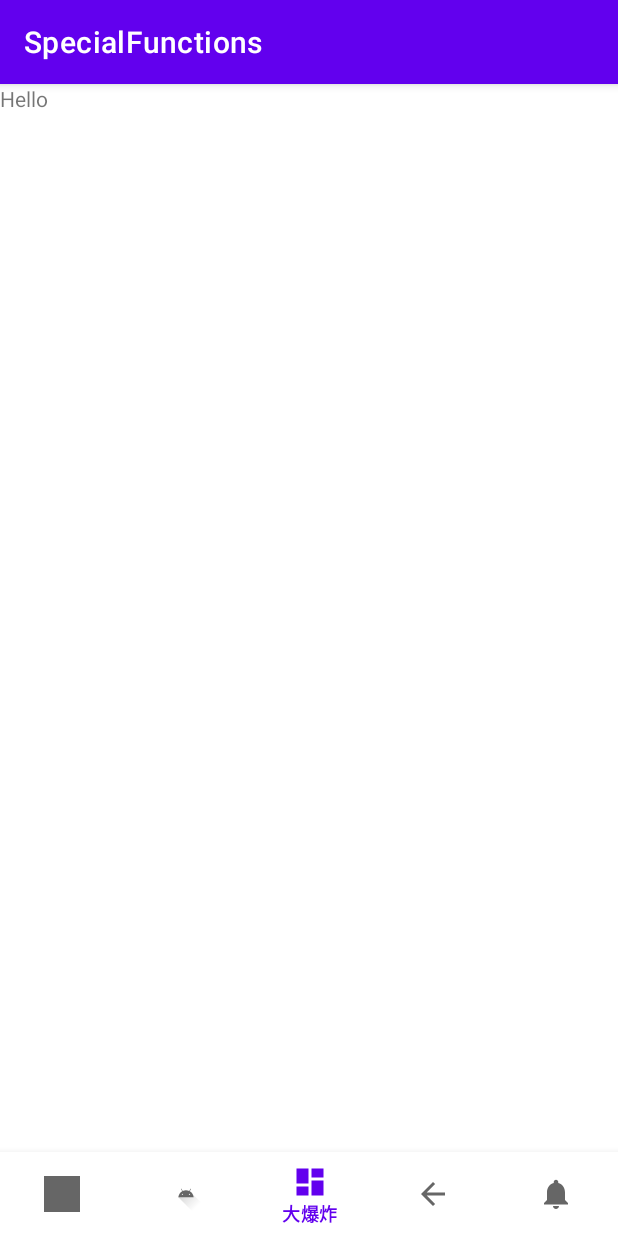
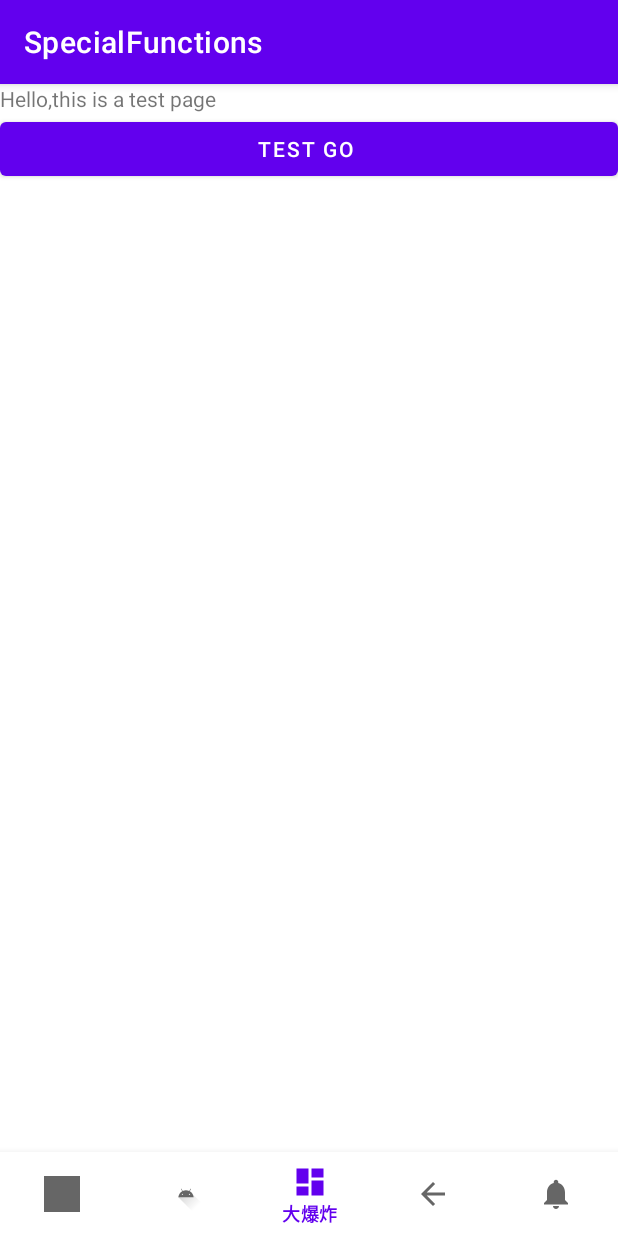
Before and after one commit to YoYoLikesCiCi/AndroidOnlineShop, an Android app: the SpecialFunctions screen opened through its navigation route, on a phone screen of 412 x 824 dp. Run offline under Robolectric (Android 15) with nearby library versions, the phone set to English and light mode, and no system bars; our stand-ins replace navigation-ui.

Commit message:
可以解析书籍的信息了，能对接解析一个，用户、购物车的就很方便了

```diff
--- a/OnlineShopv2/app/build.gradle
+++ b/OnlineShopv2/app/build.gradle
@@ -42,4 +42,6 @@ dependencies {
     testImplementation 'junit:junit:4.+'
     androidTestImplementation 'androidx.test.ext:junit:1.1.2'
     androidTestImplementation 'androidx.test.espresso:espresso-core:3.3.0'
+    implementation("com.squareup.okhttp3:okhttp:4.9.0")
+    implementation 'com.google.code.gson:gson:2.8.6'
 }
--- a/OnlineShopv2/app/src/main/AndroidManifest.xml
+++ b/OnlineShopv2/app/src/main/AndroidManifest.xml
@@ -1,14 +1,16 @@
 <?xml version="1.0" encoding="utf-8"?>
 <manifest xmlns:android="http://schemas.android.com/apk/res/android"
     package="com.example.onlineshop_v2">
-
+    <uses-permission android:name="android.permission.INTERNET"/>
     <application
         android:allowBackup="true"
         android:icon="@mipmap/ic_launcher"
         android:label="@string/app_name"
         android:roundIcon="@mipmap/ic_launcher_round"
         android:supportsRtl="true"
-        android:theme="@style/Theme.OnlineShop_v2">
+        android:theme="@style/Theme.OnlineShop_v2"
+        android:networkSecurityConfig="@xml/network_security_config"
+        >
         <activity
             android:name=".MainActivity"
             android:label="@string/app_name">
--- /dev/null
+++ b/OnlineShopv2/app/src/main/java/com/example/onlineshop_v2/ui/DetailsData.java
@@ -0,0 +1,4 @@
+package com.example.onlineshop_v2.ui;
+
+public class DetailsData {
+}
--- /dev/null
+++ b/OnlineShopv2/app/src/main/java/com/example/onlineshop_v2/ui/OrderData.java
@@ -0,0 +1,4 @@
+package com.example.onlineshop_v2.ui;
+
+public class OrderData {
+}
--- /dev/null
+++ b/OnlineShopv2/app/src/main/java/com/example/onlineshop_v2/ui/ShoppingCartData.java
@@ -0,0 +1,4 @@
+package com.example.onlineshop_v2.ui;
+
+public class ShoppingCartData {
+}
--- a/OnlineShopv2/app/src/main/java/com/example/onlineshop_v2/ui/specialfunctions/SpecialFunctions.java
+++ b/OnlineShopv2/app/src/main/java/com/example/onlineshop_v2/ui/specialfunctions/SpecialFunctions.java
@@ -3,7 +3,6 @@ package com.example.onlineshop_v2.ui.specialfunctions;
 import androidx.lifecycle.ViewModelProvider;
 
 import android.os.Bundle;
-
 import androidx.annotation.NonNull;
 import androidx.annotation.Nullable;
 import androidx.fragment.app.Fragment;
@@ -11,8 +10,12 @@ import androidx.fragment.app.Fragment;
 import android.view.LayoutInflater;
 import android.view.View;
 import android.view.ViewGroup;
+import android.widget.Button;
 
 import com.example.onlineshop_v2.R;
+import com.example.onlineshop_v2.ui.ConnectToServer;
+
+import org.json.JSONObject;
 
 public class SpecialFunctions extends Fragment {
 
@@ -23,16 +26,31 @@ public class SpecialFunctions extends Fragment {
     }
 
     @Override
+    //传递至 onCreateView() 的 container 参数是您的片段布局将插入到的父级 ViewGroup（来自 Activity 的布局）。savedInstanceState 参数是在恢复片段时，提供上一片段实例相关数据的 Bundle
     public View onCreateView(@NonNull LayoutInflater inflater, @Nullable ViewGroup container,
                              @Nullable Bundle savedInstanceState) {
         return inflater.inflate(R.layout.fragment_special_functions, container, false);
     }
+
+
 
     @Override
     public void onActivityCreated(@Nullable Bundle savedInstanceState) {
         super.onActivityCreated(savedInstanceState);
         mViewModel = new ViewModelProvider(this).get(SpecialFunctionsViewModel.class);
         // TODO: Use the ViewModel
+
+        //处理test 按钮的点击事件
+        Button testButton = (Button)getActivity().findViewById(R.id.test_button);
+        testButton.setOnClickListener(new View.OnClickListener() {
+            @Override
+            public void onClick(View v) {
+                JSONObject jsonObject = new JSONObject();
+                ConnectToServer connectToServer = new ConnectToServer();
+                connectToServer.sendRequestWithHttpURLConnection(jsonObject,"jfal");
+            }
+        });
     }
 
+
 }
--- a/OnlineShopv2/app/src/main/res/layout/fragment_home_page.xml
+++ b/OnlineShopv2/app/src/main/res/layout/fragment_home_page.xml
@@ -88,8 +88,6 @@
                 android:layout_alignBottom="@id/image_view_phone"
                 android:layout_alignTop="@id/image_view_phone"
                 android:layout_centerHorizontal="true"
-
-
                 android:src="@drawable/homepage_xiao_long_xia" />
 
             <TextView
--- a/OnlineShopv2/app/src/main/res/layout/fragment_special_functions.xml
+++ b/OnlineShopv2/app/src/main/res/layout/fragment_special_functions.xml
@@ -1,13 +1,19 @@
 <?xml version="1.0" encoding="utf-8"?>
-<FrameLayout xmlns:android="http://schemas.android.com/apk/res/android"
+<LinearLayout xmlns:android="http://schemas.android.com/apk/res/android"
     xmlns:tools="http://schemas.android.com/tools"
     android:layout_width="match_parent"
     android:layout_height="match_parent"
+    android:orientation="vertical"
     tools:context=".ui.specialfunctions.SpecialFunctions">
 
     <TextView
         android:layout_width="match_parent"
-        android:layout_height="match_parent"
-        android:text="Hello" />
+        android:layout_height="wrap_content"
+        android:text="Hello,this is a test page" />
 
-</FrameLayout>
+    <Button
+        android:layout_width="match_parent"
+        android:layout_height="wrap_content"
+        android:id="@+id/test_button"
+        android:text="test go " />
+</LinearLayout>
--- /dev/null
+++ b/OnlineShopv2/app/src/main/res/xml/network_security_config.xml
@@ -0,0 +1,4 @@
+<?xml version="1.0" encoding="utf-8"?>
+<network-security-config>
+    <base-config cleartextTrafficPermitted="true" />
+</network-security-config>
--- a/OnlineShopv2/build.gradle
+++ b/OnlineShopv2/build.gradle
@@ -5,7 +5,7 @@ buildscript {
         jcenter()
     }
     dependencies {
-        classpath "com.android.tools.build:gradle:4.1.0"
+        classpath 'com.android.tools.build:gradle:4.1.1'
 
         // NOTE: Do not place your application dependencies here; they belong
         // in the individual module build.gradle files
```
Also changed, not shown: OnlineShopv2/app/src/main/java/com/example/onlineshop_v2/ui/BookData.java (added, +15 -0 lines), OnlineShopv2/app/src/main/java/com/example/onlineshop_v2/ui/ConnectToServer.java (added, +177 -0 lines), OnlineShopv2/app/src/main/java/com/example/onlineshop_v2/ui/UsersData.java (added, +7 -0 lines), OnlineShopv2/app/src/main/res/res_homepage/homepage_charger.png (deleted), OnlineShopv2/app/src/main/res/res_homepage/homepage_milk.png (deleted), OnlineShopv2/app/src/main/res/res_homepage/homepage_phone.png (deleted), OnlineShopv2/app/src/main/res/res_homepage/homepage_search.png (deleted), OnlineShopv2/app/src/main/res/res_homepage/homepage_the_america_travel.png (deleted), OnlineShopv2/app/src/main/res/res_homepage/homepage_xiao_long_xia.png (deleted).
